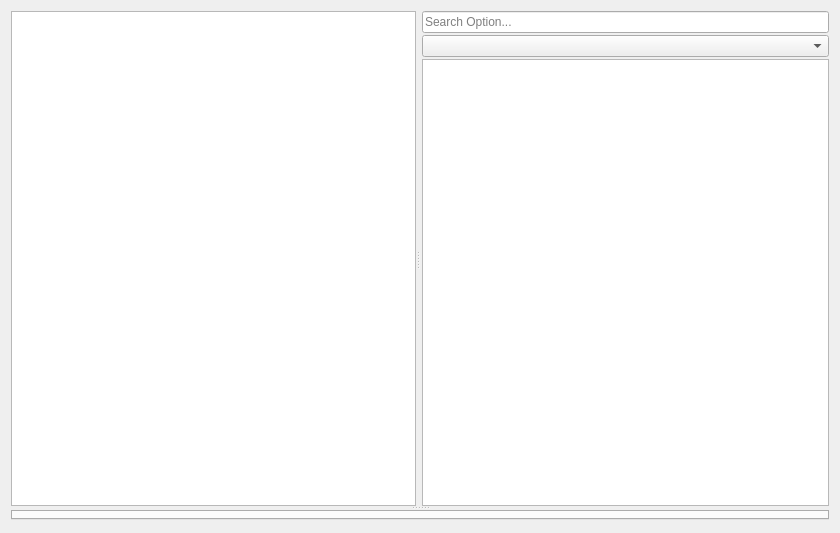
Before: the Qt Designer form src/option/solveroptionwidget.ui in GAMS-dev/studio, drawn with Qt 5.
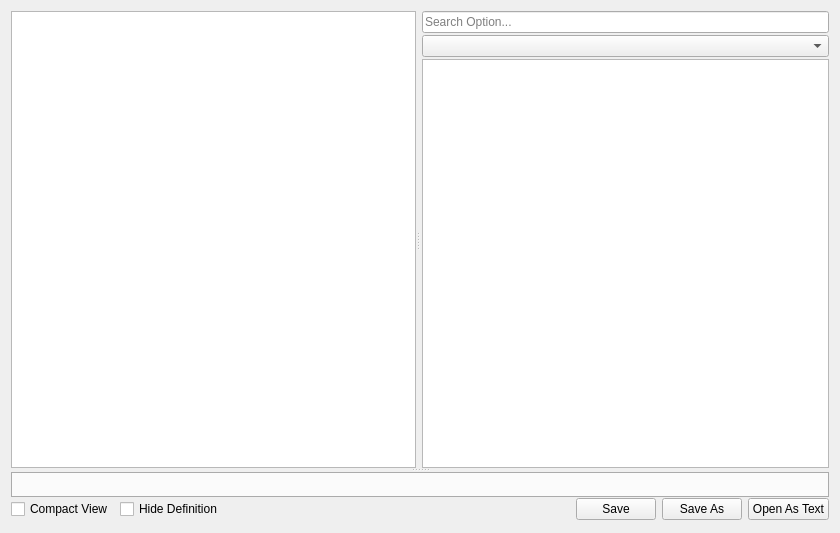
After: the same form once the commit is applied.

Commit message: adjusted ui for solver option editor

What changed in the file:
```diff
--- a/src/option/solveroptionwidget.ui
+++ b/src/option/solveroptionwidget.ui
@@ -23,6 +23,12 @@
       <enum>Qt::Vertical</enum>
      </property>
      <widget class="QSplitter" name="solverOptionHSplitter">
+      <property name="sizePolicy">
+       <sizepolicy hsizetype="Expanding" vsizetype="Expanding">
+        <horstretch>0</horstretch>
+        <verstretch>0</verstretch>
+       </sizepolicy>
+      </property>
       <property name="orientation">
        <enum>Qt::Horizontal</enum>
       </property>
@@ -62,7 +68,7 @@
      </widget>
      <widget class="QWidget" name="solverOptionMessagewidget" native="true">
       <property name="sizePolicy">
-       <sizepolicy hsizetype="Expanding" vsizetype="Preferred">
+       <sizepolicy hsizetype="Maximum" vsizetype="Preferred">
         <horstretch>0</horstretch>
         <verstretch>0</verstretch>
        </sizepolicy>
@@ -86,13 +92,16 @@
        <item>
         <widget class="QTabWidget" name="solverOptionMessageTabWidget">
          <property name="sizePolicy">
-          <sizepolicy hsizetype="Expanding" vsizetype="Expanding">
-           <horstretch>1</horstretch>
-           <verstretch>1</verstretch>
+          <sizepolicy hsizetype="Expanding" vsizetype="Preferred">
+           <horstretch>0</horstretch>
+           <verstretch>0</verstretch>
           </sizepolicy>
          </property>
-         <property name="currentIndex">
-          <number>-1</number>
+         <property name="tabPosition">
+          <enum>QTabWidget::South</enum>
+         </property>
+         <property name="tabShape">
+          <enum>QTabWidget::Rounded</enum>
          </property>
         </widget>
        </item>
@@ -104,15 +113,12 @@
            <verstretch>0</verstretch>
           </sizepolicy>
          </property>
-         <layout class="QHBoxLayout" name="horizontalLayout_5">
-          <property name="spacing">
-           <number>4</number>
-          </property>
+         <layout class="QHBoxLayout" name="horizontalLayout_2">
           <property name="leftMargin">
            <number>0</number>
           </property>
           <property name="topMargin">
-           <number>2</number>
+           <number>0</number>
           </property>
           <property name="rightMargin">
            <number>0</number>
@@ -120,6 +126,57 @@
           <property name="bottomMargin">
            <number>0</number>
           </property>
+          <item>
+           <widget class="QCheckBox" name="compactViewCheckBox">
+            <property name="toolTip">
+             <string>Show option and Hide Comment</string>
+            </property>
+            <property name="text">
+             <string>Compact View</string>
+            </property>
+           </widget>
+          </item>
+          <item>
+           <widget class="QCheckBox" name="checkBox">
+            <property name="text">
+             <string>Hide Definition</string>
+            </property>
+           </widget>
+          </item>
+          <item>
+           <spacer name="horizontalSpacer">
+            <property name="orientation">
+             <enum>Qt::Horizontal</enum>
+            </property>
+            <property name="sizeHint" stdset="0">
+             <size>
+              <width>40</width>
+              <height>20</height>
+             </size>
+            </property>
+           </spacer>
+          </item>
+          <item>
+           <widget class="QPushButton" name="saveButton">
+            <property name="text">
+             <string>Save</string>
+            </property>
+           </widget>
+          </item>
+          <item>
+           <widget class="QPushButton" name="saveAsButton">
+            <property name="text">
+             <string>Save As</string>
+            </property>
+           </widget>
+          </item>
+          <item>
+           <widget class="QPushButton" name="openAsTextButton">
+            <property name="text">
+             <string>Open As Text</string>
+            </property>
+           </widget>
+          </item>
          </layout>
         </widget>
        </item>
```
Left out of the diff: 6 changed lines with no effect on the pictures. The commit also changes 2 other files.
